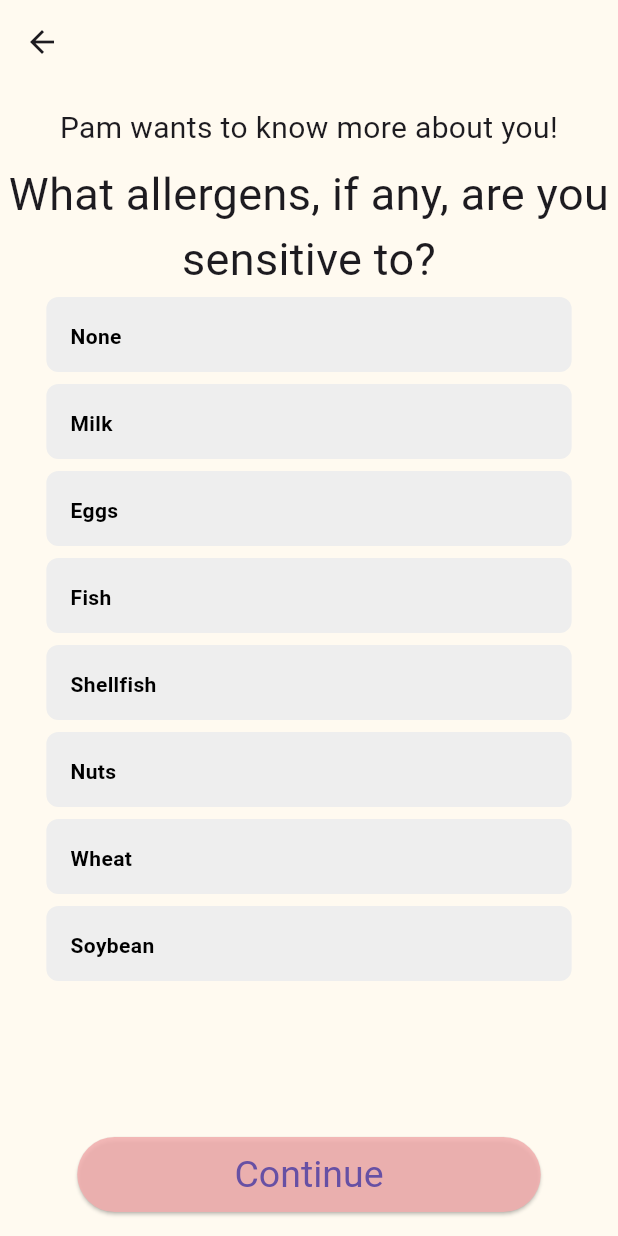
After one commit to kquote03/PamPan, a Flutter app: the screen it shows after launch, after a tap on "Continue", on a phone screen of 412 x 824 dp. The commit adds this screen. Run offline on Flutter 3.47's test engine with Material 3 defaults, Android fonts, the phone set to English and light mode, and no system bars; our stand-ins replace currency_text_input_formatter, flutter_local_notifications, flutter_map, icons_plus, image_picker, latlong2 and 8 more; missing offline and left inert: wheel_picker; accounts and stored records are empty.

Commit message:
Welcome page.

```diff
--- a/pam_pan/lib/database/dbinterface.dart
+++ b/pam_pan/lib/database/dbinterface.dart
@@ -10,6 +10,7 @@ class DBInterface {
     });
   }
 
+  // ignore: non_constant_identifier_names
   getFoodItemById(int item_id) async {
     var val = db.then((connection) async {
       return await connection
--- a/pam_pan/lib/database/libdb.dart
+++ b/pam_pan/lib/database/libdb.dart
@@ -1,4 +1,4 @@
-// ignore_for_file: avoid_print
+// ignore_for_file: avoid_print, constant_identifier_names
 
 import 'package:path/path.dart';
 import 'package:sqflite/sqflite.dart';
--- a/pam_pan/lib/home_page.dart
+++ b/pam_pan/lib/home_page.dart
@@ -44,7 +44,7 @@ class HomePage extends StatelessWidget {
                 padding: const EdgeInsets.only(top: 25),
                 child: GridView.count(
                   crossAxisCount: 4,
-                  mainAxisSpacing: 7,
+                  // mainAxisSpacing: 7,
                   // crossAxisSpacing:5,
                   scrollDirection: Axis.horizontal,
                   childAspectRatio: 1.4,
--- a/pam_pan/lib/main.dart
+++ b/pam_pan/lib/main.dart
@@ -1,3 +1,5 @@
+// ignore_for_file: unused_import
+
 import 'dart:async';
 // import 'dart:js';
 
@@ -5,6 +7,7 @@ import 'package:flutter/material.dart';
 import 'package:pam_pan/database/libdb.dart';
 import 'package:pam_pan/notifications/local_notifications.dart';
 import 'package:pam_pan/page_skeleton.dart';
+import 'package:pam_pan/welcome/welcome_name.dart';
 import 'package:sqflite/sqflite.dart';
 
 void main() async {
@@ -14,46 +17,7 @@ void main() async {
   runApp(
     const MaterialApp(
       debugShowCheckedModeBanner: false,
-      home: PageSkeleton(),
+      home: WelcomeName(),
     ),
   );
 }
-
-//ignore it is for tests VV
-
-// void main() {
-  // final List<List<String>> items = [
-    // ["2024-05-18", "Item4"],
-    // ["2024-05-15", "Item1"],
-    // ["2024-05-16", "Item2"],
-    // ["2024-05-17", "Item3"],
-    // ["2024-05-19", "Item5"],
-  // ];
-//
-  // List<List<String>> sortList(List<List<String>> list) {
-    // list.sort((a, b) => a[0].compareTo(b[0]));
-    // return list;
-  // }
-//
-  // int daysBetween(DateTime from, DateTime to) {
-    // from = DateTime(from.year, from.month, from.day);
-    // to = DateTime(to.year, to.month, to.day);
-    // return (to.difference(from).inHours / 24).round();
-  // }
-//
-  // DateTime stringToDate(String date) {
-    // return DateTime.parse(date);
-  // }
-//
-  // for (int i = 0; i < items.length; i++) {
-    // print(items[i]);
-  // }
-//
-  // List<List<String>> newList = sortList(items);
-//
-  // for (int i = 0; i < newList.length; i++) {
-    // print(newList[i]);
-  // }
-//
-  // print(daysBetween(stringToDate(newList[1][0]), stringToDate(newList[0][0])));
-// }
--- a/pam_pan/lib/pantry/category.dart
+++ b/pam_pan/lib/pantry/category.dart
@@ -107,6 +107,7 @@ Category fish = Category(
   ),
 );
 
+// ignore: non_constant_identifier_names
 Category HSC = Category(
   const Text(
     "Herbs, Spices, & Condiments",
--- /dev/null
+++ b/pam_pan/lib/welcome/welcome_allergens.dart
@@ -0,0 +1,113 @@
+import 'package:flutter/material.dart';
+import 'package:pam_pan/welcome/welcome_pets_yesno.dart';
+
+List<String> allergens = [
+  "None",
+  "Milk",
+  "Eggs",
+  "Fish",
+  "Shellfish",
+  "Nuts",
+  "Wheat",
+  "Soybean",
+];
+
+class WelcomeAllergens extends StatefulWidget {
+  const WelcomeAllergens({super.key});
+
+  @override
+  State<WelcomeAllergens> createState() => _WelcomeAllergensState();
+}
+
+class _WelcomeAllergensState extends State<WelcomeAllergens> {
+  List<String> selectedAllergens = [];
+
+  void toggleAllergen(String allergen) {
+    setState(() {
+      if (selectedAllergens.contains(allergen)) {
+        selectedAllergens.remove(allergen);
+      } else {
+        selectedAllergens.add(allergen);
+      }
+    });
+  }
+
+  @override
+  Widget build(BuildContext context) {
+    return Scaffold(
+      backgroundColor: const Color.fromARGB(255, 255, 250, 240),
+      appBar: AppBar(
+        backgroundColor: const Color.fromARGB(255, 255, 250, 240),
+      ),
+      body: SingleChildScrollView(
+        child: Center(
+          child: Column(
+            mainAxisAlignment: MainAxisAlignment.start,
+            crossAxisAlignment: CrossAxisAlignment.center,
+            children: [
+              const SizedBox(height: 15),
+              const Text(
+                "Pam wants to know more about you!",
+                style: TextStyle(fontSize: 20),
+                textAlign: TextAlign.center,
+              ),
+              const SizedBox(height: 8),
+              const Text(
+                "What allergens, if any, are you sensitive to?",
+                style: TextStyle(fontSize: 30),
+                textAlign: TextAlign.center,
+              ),
+              for (String allergen in allergens)
+                GestureDetector(
+                  onTap: () => toggleAllergen(allergen),
+                  child: Container(
+                    height: 50,
+                    width: MediaQuery.of(context).size.width * 0.85,
+                    padding: const EdgeInsets.all(16),
+                    margin: const EdgeInsets.symmetric(
+                      vertical: 4,
+                      horizontal: 16,
+                    ),
+                    decoration: BoxDecoration(
+                      color: selectedAllergens.contains(allergen)
+                          ? Colors.blue
+                          : Colors.grey[200],
+                      borderRadius: BorderRadius.circular(8),
+                    ),
+                    child: Text(
+                      allergen,
+                      style: TextStyle(
+                        color: selectedAllergens.contains(allergen)
+                            ? Colors.white
+                            : Colors.black,
+                        fontWeight: FontWeight.bold,
+                      ),
+                    ),
+                  ),
+                ),
+            ],
+          ),
+        ),
+      ),
+      floatingActionButtonLocation: FloatingActionButtonLocation.centerFloat,
+      floatingActionButton: ElevatedButton(
+        style: ElevatedButton.styleFrom(
+          textStyle: const TextStyle(fontSize: 25),
+          backgroundColor: const Color.fromARGB(218, 242, 174, 174),
+          fixedSize: Size(MediaQuery.of(context).size.width * 0.75, 50),
+        ),
+        onPressed: () {
+          Navigator.push(
+            context,
+            MaterialPageRoute(
+              builder: (context) {
+                return const WelcomePetsYesNo();
+              },
+            ),
+          );
+        },
+        child: const Text("Continue"),
+      ),
+    );
+  }
+}
--- /dev/null
+++ b/pam_pan/lib/welcome/welcome_name.dart
@@ -0,0 +1,82 @@
+import 'package:flutter/material.dart';
+import 'package:pam_pan/welcome/welcome_allergens.dart';
+
+class WelcomeName extends StatefulWidget {
+  const WelcomeName({super.key});
+
+  @override
+  State<WelcomeName> createState() => _WelcomeNameState();
+}
+
+class _WelcomeNameState extends State<WelcomeName> {
+  final TextEditingController _controllerWelcomeName = TextEditingController();
+
+  @override
+  void dispose() {
+    _controllerWelcomeName.dispose();
+    super.dispose();
+  }
+
+  @override
+  Widget build(BuildContext context) {
+    return Scaffold(
+      backgroundColor: const Color.fromARGB(255, 255, 250, 240),
+      body: Column(
+        children: [
+          Expanded(
+            child: Column(
+              mainAxisAlignment: MainAxisAlignment.center,
+              children: [
+                const Text(
+                  "Pam wants to know more about you!",
+                  style: TextStyle(fontSize: 20),
+                  textAlign: TextAlign.center,
+                ),
+                const SizedBox(height: 8),
+                const Text(
+                  "What would you like Pam to call you?",
+                  style: TextStyle(fontSize: 30),
+                  textAlign: TextAlign.center,
+                ),
+                const SizedBox(height: 8),
+                Padding(
+                  padding: const EdgeInsets.all(8.0),
+                  child: TextFormField(
+                    controller: _controllerWelcomeName,
+                    decoration: InputDecoration(
+                      border: const OutlineInputBorder(),
+                      fillColor: Colors.grey[200],
+
+                      // labelText: '',
+                    ),
+                  ),
+                )
+              ],
+            ),
+          ),
+        ],
+      ),
+      floatingActionButtonLocation: FloatingActionButtonLocation.centerFloat,
+      floatingActionButton: ElevatedButton(
+        style: ElevatedButton.styleFrom(
+          textStyle: const TextStyle(fontSize: 25),
+          backgroundColor: const Color.fromARGB(218, 242, 174, 174),
+          fixedSize: Size(MediaQuery.of(context).size.width * 0.75, 50),
+        ),
+        onPressed: () {
+          Navigator.push(
+            context,
+            MaterialPageRoute(
+              builder: (context) {
+                return const WelcomeAllergens();
+              },
+            ),
+          );
+        },
+        child: const Text(
+          "Continue",
+        ),
+      ),
+    );
+  }
+}
--- a/pam_pan/pubspec.yaml
+++ b/pam_pan/pubspec.yaml
@@ -50,6 +50,7 @@ dependencies:
   timezone: ^0.9.2
   clock: ^1.1.1
   workmanager: ^0.5.2
+  wheel_picker: ^0.0.4
 
 
 
```
Also changed, not shown: pam_pan/lib/welcome/welcome_notif_duration.dart (added, +89 -0 lines), pam_pan/lib/welcome/welcome_pets_which.dart (added, +112 -0 lines), pam_pan/lib/welcome/welcome_pets_yesno.dart (added, +132 -0 lines), pam_pan/pubspec.lock.
